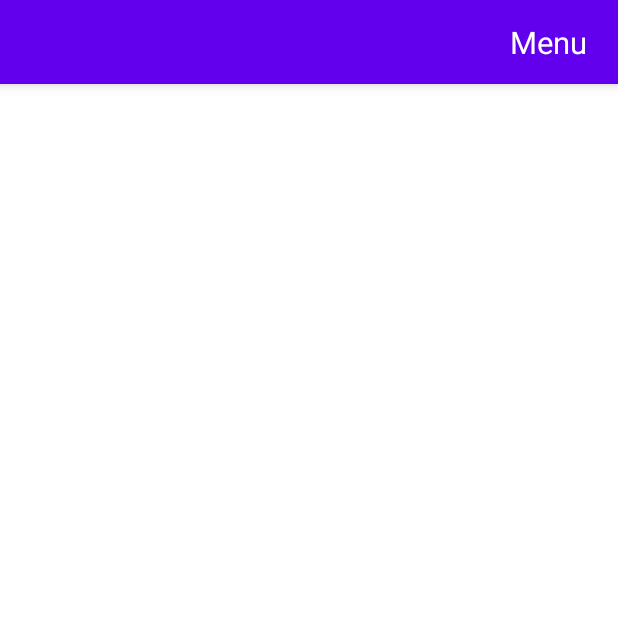
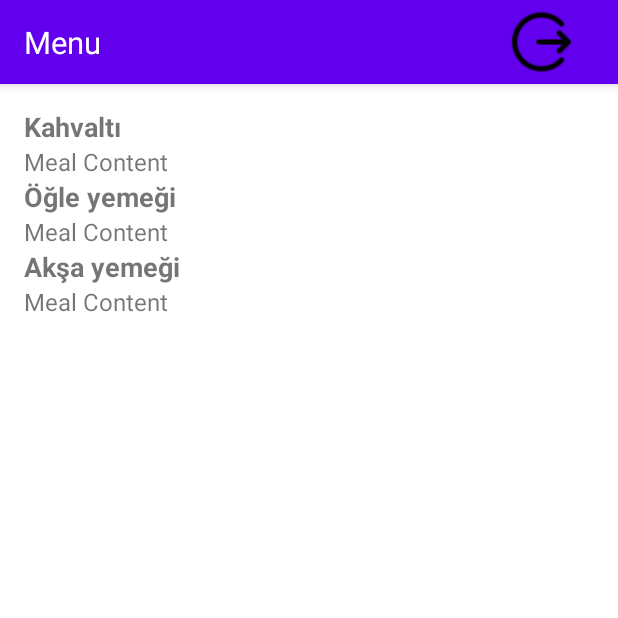
Before and after one commit to Daprhoo/fitLifePro, an Android app: the MenuActivity screen opened directly, with no data from a screen before it, in the side drawer, after a tap on "Nutrition", on a phone screen of 412 x 824 dp, the top half of it. Run offline under Robolectric (Android 15) with nearby library versions, the phone set to English and light mode, and no system bars; our stand-ins replace Firebase (no records; nobody signed in at launch, a user with empty details on screens opened directly), sdp/ssp sizes.

Commit message:
NutritionFragment SignInActivity halledildi

```diff
--- a/app/src/main/java/com/cembora/fitlifepro/GoalSelectionActivity.java
+++ b/app/src/main/java/com/cembora/fitlifepro/GoalSelectionActivity.java
@@ -41,6 +41,7 @@ public class GoalSelectionActivity extends AppCompatActivity {
 
         radioGroupGoals = findViewById(R.id.radioGroupGoals);
         buttonSelectGoal = findViewById(R.id.buttonSelectGoal);
+
 
         buttonSelectGoal.setOnClickListener(new View.OnClickListener() {
             @Override
--- a/app/src/main/java/com/cembora/fitlifepro/fragments/MenuActivity.java
+++ b/app/src/main/java/com/cembora/fitlifepro/fragments/MenuActivity.java
@@ -2,8 +2,10 @@ package com.cembora.fitlifepro.fragments;
 
 // MenuActivity.java
 
+import android.content.Intent;
 import android.os.Bundle;
 import android.view.View;
+import android.widget.ImageView;
 import android.widget.TextView;
 
 import androidx.appcompat.app.AppCompatActivity;
@@ -13,6 +15,7 @@ import androidx.fragment.app.FragmentManager;
 import androidx.fragment.app.FragmentTransaction;
 
 import com.cembora.fitlifepro.R;
+import com.cembora.fitlifepro.SignInActivity;
 import com.cembora.fitlifepro.fragments.FitnessFragment;
 import com.cembora.fitlifepro.fragments.MeasurementFragment;
 import com.cembora.fitlifepro.fragments.NutritionFragment;
@@ -26,14 +29,18 @@ public class MenuActivity extends AppCompatActivity {
 
     private DrawerLayout drawerLayout;
     private NavigationView navigationView;
+    FirebaseAuth mAuth;
+    private ImageView signOut;
 
     @Override
     protected void onCreate(Bundle savedInstanceState) {
         super.onCreate(savedInstanceState);
         setContentView(R.layout.activity_menu);
+        mAuth = FirebaseAuth.getInstance();
 
         drawerLayout = findViewById(R.id.drawerLayout);
         navigationView = findViewById(R.id.navigationView);
+        signOut = findViewById(R.id.signOut);
         View headerView = navigationView.getHeaderView(0);
         TextView textViewEmail = headerView.findViewById(R.id.textViewEmail);
 
@@ -49,6 +56,20 @@ public class MenuActivity extends AppCompatActivity {
 
         // Menü elemanlarına tıklama dinleyicilerini ekle
         setupNavigationView();
+        setListeners();
+    }
+
+    private void setListeners(){
+        signOut.setOnClickListener(v->onClickedSignOut());
+    }
+
+    private void onClickedSignOut(){
+        mAuth.signOut();
+        Intent intent = new Intent(getApplicationContext(), SignInActivity.class);
+        intent.addFlags(Intent.FLAG_ACTIVITY_CLEAR_TASK);
+        intent.addFlags(Intent.FLAG_ACTIVITY_NEW_TASK);
+        startActivity(intent);
+
     }
 
     private void setupNavigationView() {
--- a/app/src/main/res/layout/activity_menu.xml
+++ b/app/src/main/res/layout/activity_menu.xml
@@ -31,8 +31,18 @@
                 android:text="Menu"
                 android:textColor="@android:color/white"
                 android:textSize="@dimen/_16ssp"
-                android:layout_gravity="end"
+                android:layout_gravity="start"
                 android:layout_marginEnd="@dimen/_16sdp"/>
+
+            <ImageView
+                android:id="@+id/signOut"
+                android:layout_width="wrap_content"
+                android:layout_height="wrap_content"
+                android:padding="@dimen/_5sdp"
+                android:src="@drawable/sign_out"
+                android:layout_marginEnd="@dimen/_15sdp"
+                android:layout_gravity="end"/>
+
         </androidx.appcompat.widget.Toolbar>
 
         <FrameLayout
--- a/app/src/main/res/layout/fragment_nutrition.xml
+++ b/app/src/main/res/layout/fragment_nutrition.xml
@@ -19,6 +19,54 @@
             android:layout_height="wrap_content"
             android:orientation="vertical">
             <!-- Meal plans will be added dynamically here -->
+
+            <TextView
+                android:id="@+id/textMealTypeBreakfast"
+                android:layout_width="wrap_content"
+                android:layout_height="wrap_content"
+                android:text="Kahvaltı"
+                android:textStyle="bold"
+                android:textSize="18sp" />
+
+            <TextView
+                android:id="@+id/textMealContentBreakfast"
+                android:layout_width="wrap_content"
+                android:layout_height="wrap_content"
+                android:text="Meal Content"
+                android:textSize="16sp" />
+
+            <TextView
+                android:id="@+id/textMealTypeLunch"
+                android:layout_width="wrap_content"
+                android:layout_height="wrap_content"
+                android:text="Öğle yemeği"
+                android:textStyle="bold"
+                android:textSize="18sp" />
+
+            <TextView
+                android:id="@+id/textMealContentLunch"
+                android:layout_width="wrap_content"
+                android:layout_height="wrap_content"
+                android:text="Meal Content"
+                android:textSize="16sp" />
+
+            <TextView
+                android:id="@+id/textMealTypeDinner"
+                android:layout_width="wrap_content"
+                android:layout_height="wrap_content"
+                android:text="Akşa yemeği "
+                android:textStyle="bold"
+                android:textSize="18sp" />
+
+            <TextView
+                android:id="@+id/textMealContentDinner"
+                android:layout_width="wrap_content"
+                android:layout_height="wrap_content"
+                android:text="Meal Content"
+                android:textSize="16sp" />
+
+
+
         </LinearLayout>
 
     </ScrollView>
```
Also changed, not shown: app/src/main/java/com/cembora/fitlifepro/SignInActivity.java (+13 -1 lines), app/src/main/java/com/cembora/fitlifepro/SignUpActivity.java (+19 -3 lines), app/src/main/java/com/cembora/fitlifepro/fragments/NutritionFragment.java (+30 -9 lines), app/src/main/res/drawable/sign_out.png (added).
